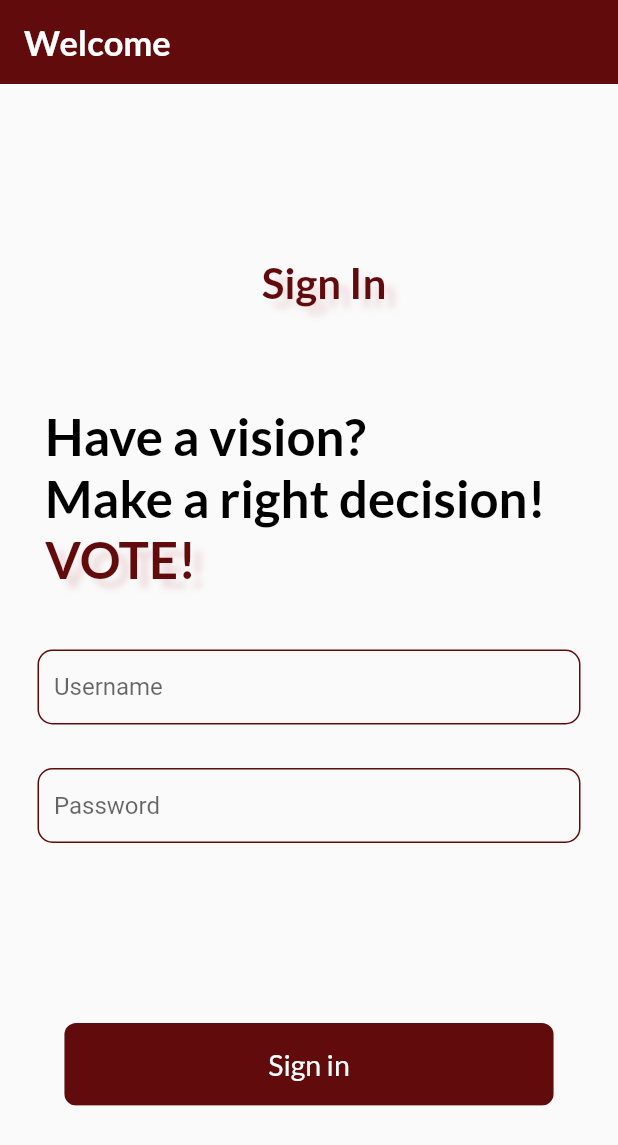
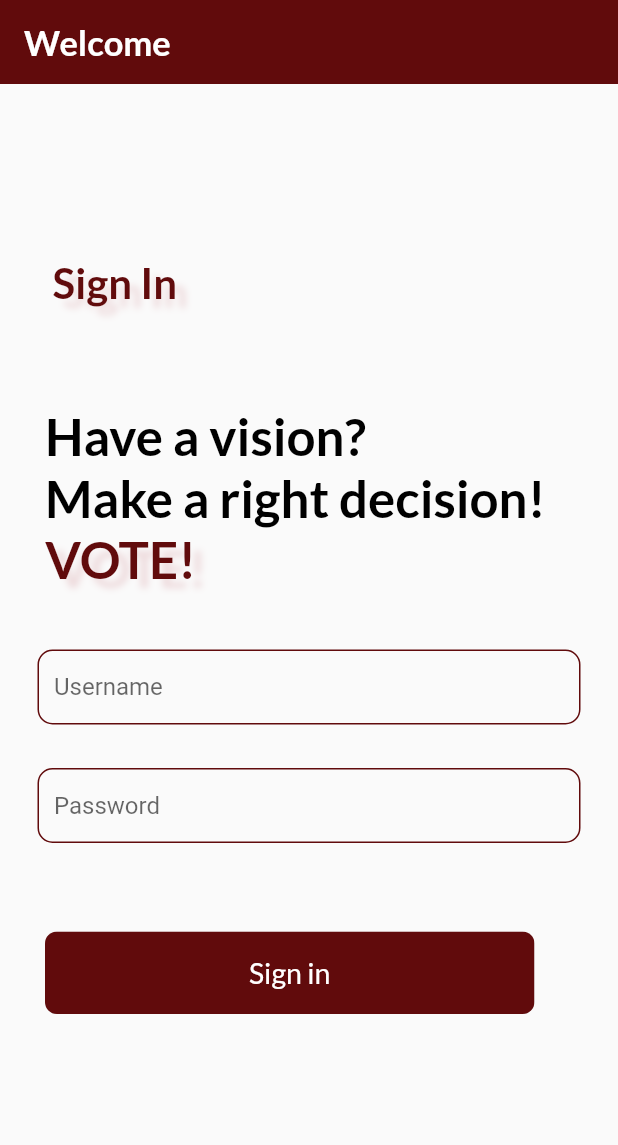
Before and after one commit to joforikwakye/nex_vote_beta, a Flutter app: the screen it shows after launch, on a phone screen of 412 x 824 dp. Shown: the top 1145 px of the screen. Run offline on Flutter 3.47's test engine with Material 2 defaults, Android fonts, the phone set to English and light mode, and no system bars; our stand-ins replace animated_splash_screen, flutter_spinkit, google_fonts.

```diff
--- a/lib/screens/sign_in.dart
+++ b/lib/screens/sign_in.dart
@@ -1,9 +1,9 @@
-// ignore_for_file: sort_child_properties_last
+// ignore_for_file: prefer_const_constructors
 
 import 'package:flutter/material.dart';
-import 'package:google_fonts/google_fonts.dart';
 import 'package:nex_vote_beta/services/http_service.dart';
 import 'package:nex_vote_beta/widgets/loading.dart';
+import 'package:google_fonts/google_fonts.dart';
 
 class SignIn extends StatefulWidget {
   const SignIn({Key key}) : super(key: key);
@@ -25,26 +25,24 @@ class _SignInState extends State<SignIn> {
         ? const Loading()
         : Scaffold(
             appBar: AppBar(
-              // ignore: prefer_const_constructors
               title: Text(
                 'Welcome',
                 style: GoogleFonts.lato(
-                  textStyle: const TextStyle(fontSize: 23),
+                  textStyle: TextStyle(fontSize: 23),
                   fontWeight: FontWeight.bold,
                 ),
               ),
-              backgroundColor: const Color(0xff610B0C),
               elevation: 0,
+              backgroundColor: Color(0xff610B0C),
             ),
             body: SingleChildScrollView(
               //THIS PROPERTY PREVENTS THE KEYBOARD FROM COVERING THE SIGN IN BUTTON
               reverse: true,
               child: Column(
                 mainAxisAlignment: MainAxisAlignment.center,
+                crossAxisAlignment: CrossAxisAlignment.start,
                 children: [
                   const SizedBox(height: 100),
-
-                  //SIGN IN TEXT
                   Container(
                     margin: const EdgeInsets.only(left: 20),
                     padding: const EdgeInsets.all(15),
@@ -66,9 +64,11 @@ class _SignInState extends State<SignIn> {
                       ),
                     ),
                   ),
-                  //END OF SIGN IN STYLING
 
+                  //END OF SIGN IN STYLE
                   const SizedBox(height: 50),
+
+                  //SLOGAN STYLING
                   Container(
                     margin: const EdgeInsets.only(left: 30),
                     child: RichText(
@@ -102,6 +102,7 @@ class _SignInState extends State<SignIn> {
                       ),
                     ),
                   ),
+                  //END OF SLOGAN STYLING
 
                   const SizedBox(height: 40),
 
@@ -111,14 +112,14 @@ class _SignInState extends State<SignIn> {
                     child: Container(
                       decoration: BoxDecoration(
                         border: Border.all(
-                          color: const Color(0xff610B0C),
+                          color: Color(0xff610B0C),
                         ),
                         borderRadius: BorderRadius.circular(10),
                       ),
                       child: Padding(
-                        padding: const EdgeInsets.only(left: 10.0),
+                        padding: EdgeInsets.only(left: 10.0),
                         child: TextField(
-                          decoration: const InputDecoration(
+                          decoration: InputDecoration(
                             border: InputBorder.none,
                             hintText: 'Username',
                           ),
@@ -160,15 +161,17 @@ class _SignInState extends State<SignIn> {
                     ),
                   ),
                   // END OF PASSWORD TEXTFIELD
-                  const SizedBox(height: 120),
+                  const SizedBox(height: 59),
 
                   //SIGIN IN BUTTON
-                  ClipRRect(
+                  Container(
+                    margin: const EdgeInsets.only(left: 30),
+                    child: ClipRRect(
                       borderRadius: BorderRadius.circular(8),
                       child: ElevatedButton(
-                      // ignore: prefer_const_constructors
+                        // ignore: sort_child_properties_last
                         child: Padding(
-                        padding: const EdgeInsets.symmetric(
+                          padding: EdgeInsets.symmetric(
                               horizontal: 120.0, vertical: 16),
                           child: Text(
                             'Sign in',
@@ -188,7 +191,8 @@ class _SignInState extends State<SignIn> {
                               setState(() {
                                 loading = false;
                                 var snackBar = const SnackBar(
-                                content: Text('Incorrect username or password'),
+                                  content:
+                                      Text('Incorrect username or password'),
                                   backgroundColor: Colors.red,
                                 );
                                 ScaffoldMessenger.of(context)
@@ -210,12 +214,14 @@ class _SignInState extends State<SignIn> {
                               content: Text('Please provide credentials'),
                               backgroundColor: Colors.red,
                             );
-                          ScaffoldMessenger.of(context).showSnackBar(snackBar);
+                            ScaffoldMessenger.of(context)
+                                .showSnackBar(snackBar);
                           }
                         },
                         style: ElevatedButton.styleFrom(
                           primary: const Color(0xff610B0C),
                           onPrimary: Colors.white,
+                        ),
                       ),
                     ),
                   ),
```
Lines whose indentation alone changed are shown as unchanged.
